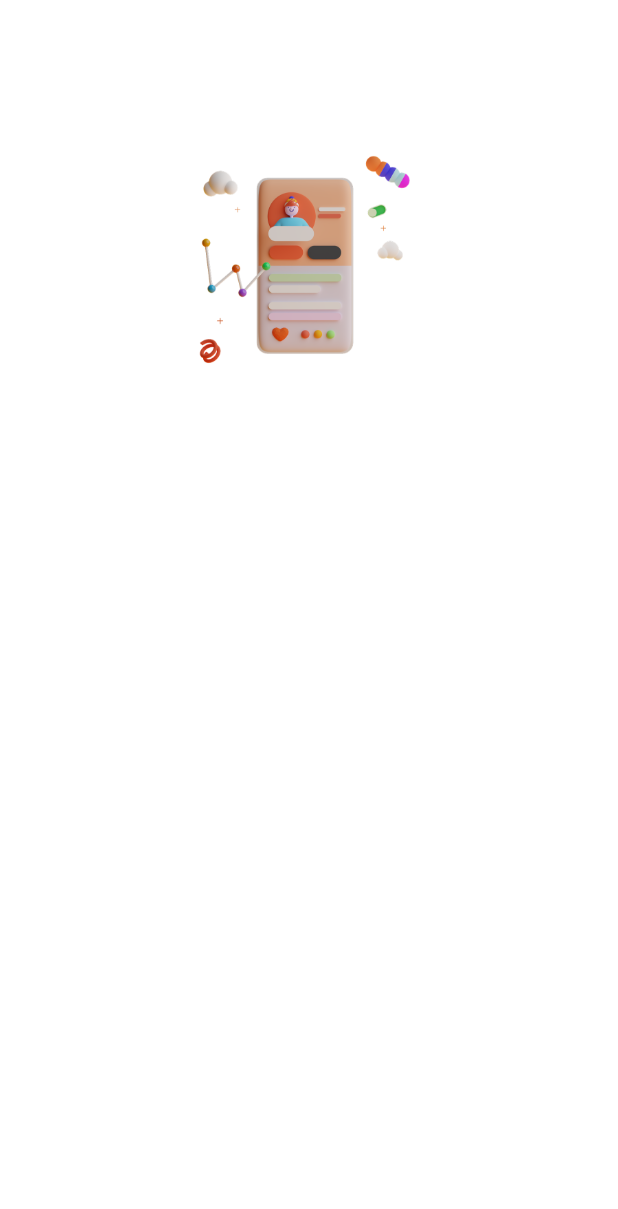
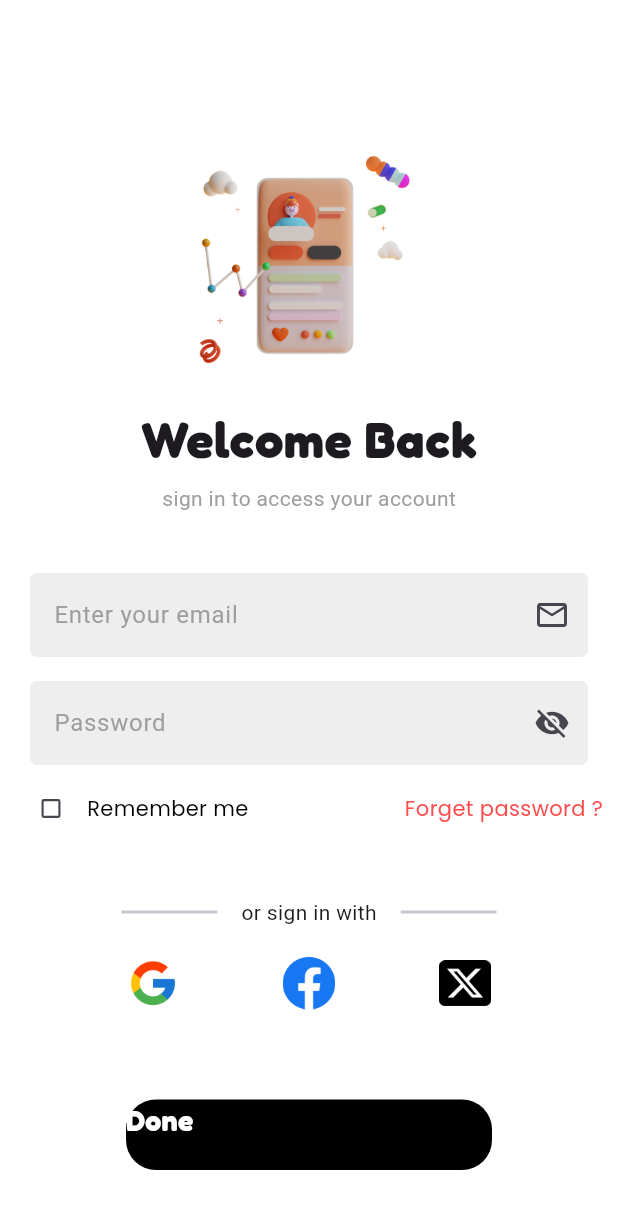
Before and after one commit to SalahHassan202/flutter-world-travel-app, a Flutter app: the LoginScreen screen opened directly, on a phone screen of 412 x 824 dp. Shown: the top 1209 px of the screen. Run offline on Flutter 3.47's test engine with Material 3 defaults, Android fonts, the phone set to English and light mode, and no system bars; our stand-ins replace gap, google_fonts.

Commit message:
update login screen

```diff
--- a/lib/pages/login_screen.dart
+++ b/lib/pages/login_screen.dart
@@ -1,5 +1,11 @@
 import 'package:flutter/material.dart';
 import 'package:gap/gap.dart';
+import 'package:google_fonts/google_fonts.dart';
+import 'package:world_travel_app/pages/forget_password_screen.dart';
+import 'package:world_travel_app/widgets/custom_container.dart';
+import 'package:world_travel_app/widgets/custom_text.dart';
+import 'package:world_travel_app/widgets/custom_text_field.dart';
+import 'package:world_travel_app/widgets/primary_color.dart';
 
 class LoginScreen extends StatefulWidget {
   const LoginScreen({super.key});
@@ -9,6 +15,7 @@ class LoginScreen extends StatefulWidget {
 }
 
 class _LoginScreenState extends State<LoginScreen> {
+  bool isChecked = false;
   @override
   Widget build(BuildContext context) {
     return Scaffold(
@@ -24,6 +31,120 @@ class _LoginScreenState extends State<LoginScreen> {
               fit: BoxFit.contain,
             ),
             Gap(15),
+            CustomText(text: 'Welcome Back'),
+            Gap(5),
+
+            Text(
+              'sign in to access your account',
+              style: TextStyle(color: Colors.grey, fontSize: 14),
+            ),
+            Gap(40),
+            Padding(
+              padding: const EdgeInsets.symmetric(horizontal: 20),
+              child: CustomTextField(
+                hintText: 'Enter your email',
+                suffixIcon: Icons.email_outlined,
+              ),
+            ),
+            Gap(16),
+            Padding(
+              padding: const EdgeInsets.symmetric(horizontal: 20),
+              child: CustomTextField(
+                hintText: 'Password',
+                suffixIcon: Icons.visibility_off,
+              ),
+            ),
+            Gap(5),
+
+            Padding(
+              padding: const EdgeInsets.symmetric(horizontal: 10),
+              child: Row(
+                mainAxisAlignment: MainAxisAlignment.spaceBetween,
+                children: [
+                  Row(
+                    children: [
+                      Transform.scale(
+                        scale: 0.7,
+                        child: Checkbox(
+                          value: isChecked,
+                          onChanged: (value) {
+                            isChecked = value!;
+                          },
+                        ),
+                      ),
+                      Text(
+                        'Remember me',
+                        style: GoogleFonts.poppins(
+                          color: Colors.black,
+                          fontSize: 14,
+                        ),
+                      ),
+                    ],
+                  ),
+                  InkWell(
+                    onTap: () {
+                      Navigator.push(
+                        context,
+                        MaterialPageRoute(
+                          builder: (c) => ForgetPasswordScreen(),
+                        ),
+                      );
+                    },
+                    child: Text(
+                      'Forget password ?',
+                      style: GoogleFonts.poppins(
+                        fontSize: 14,
+                        color: primaryColor,
+                      ),
+                    ),
+                  ),
+                ],
+              ),
+            ),
+            Gap(35),
+            SizedBox(
+              width: 250,
+              child: Row(
+                children: [
+                  Expanded(child: Divider(thickness: 2)),
+                  Padding(
+                    padding: const EdgeInsets.symmetric(horizontal: 16),
+                    child: Text('or sign in with'),
+                  ),
+                  Expanded(child: Divider(thickness: 2)),
+                ],
+              ),
+            ),
+            Gap(20),
+            Padding(
+              padding: const EdgeInsets.symmetric(horizontal: 50),
+              child: Row(
+                mainAxisAlignment: MainAxisAlignment.spaceAround,
+                children: [
+                  Image.asset(
+                    'assets/google.png',
+                    width: 35,
+                    height: 35,
+                    fit: BoxFit.contain,
+                  ),
+                  Image.asset(
+                    'assets/facebook.png',
+                    width: 35,
+                    height: 35,
+                    fit: BoxFit.contain,
+                  ),
+                  Image.asset(
+                    'assets/twitter.png',
+                    width: 35,
+                    height: 35,
+                    fit: BoxFit.contain,
+                  ),
+                ],
+              ),
+            ),
+            Gap(60),
+            CustomContainer(text: 'Done'),
+            Gap(15),
           ],
         ),
       ),
```
